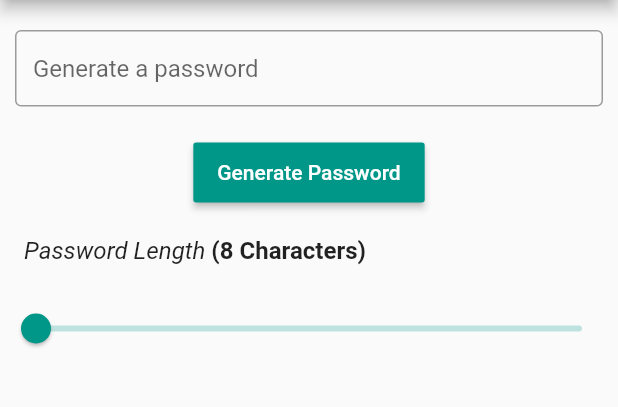
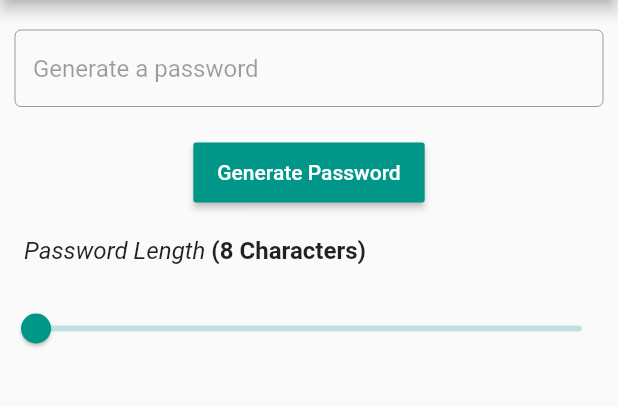
Before and after one commit to mrumarrazzaq/Password-Manager, a Flutter app: the screen it shows after launch, item 2 of the bottom bar chosen, after a tap on the "content copy" icon, on a phone screen of 412 x 824 dp, the part 84-491 px from its top. Run offline on Flutter 3.47's test engine with Material 2 defaults, Android fonts, the phone set to English and light mode, and no system bars; our stand-ins replace fluttertoast.

```diff
--- a/lib/screens/my_home_screen.dart
+++ b/lib/screens/my_home_screen.dart
@@ -39,6 +39,7 @@ class _MyHomeScreenState extends State<MyHomeScreen> {
                   const EdgeInsets.symmetric(horizontal: 10.0, vertical: 20.0),
               child: TextFormField(
                 maxLines: null,
+                enabled: false,
                 decoration: const InputDecoration(
                     isDense: true,
                     border: OutlineInputBorder(),
@@ -110,11 +111,11 @@ class _MyHomeScreenState extends State<MyHomeScreen> {
                 splashRadius: 35.0,
                 icon: Icon(Icons.copy, color: color),
                 onPressed: () {
-                  setState(() {
-                    final data = ClipboardData(text: passwordController.text);
-                    Clipboard.setData(data);
-                  });
                   if (passwordController.text.isNotEmpty) {
+                    setState(() {
+                      final data = ClipboardData(text: passwordController.text);
+                      Clipboard.setData(data);
+                    });
                     Fluttertoast.showToast(
                       msg: 'Password Copied', // message
                       toastLength: Toast.LENGTH_SHORT, // length
```
